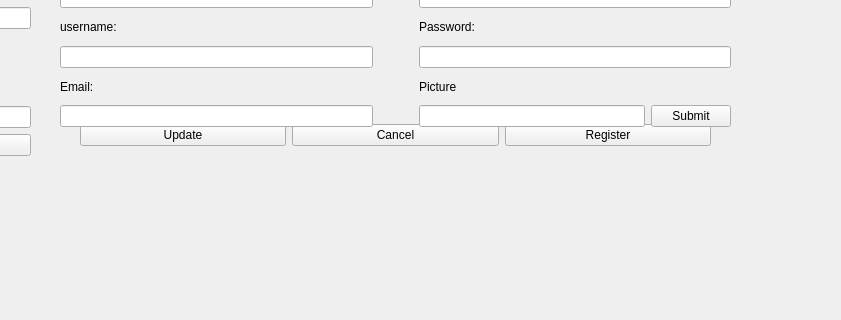
Qt form chat_client_interface/chat_application.ui (Oluwasku/ASE_Chat_Application) before a commit; both pictures show x 280 to 1121 and y 95 to 415 of the 1121 by 819 pixel window.
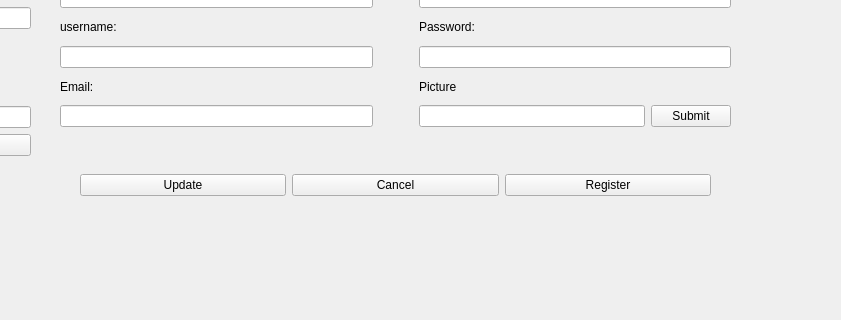
The same form after that commit.

```diff
--- a/chat_client_interface/chat_application.ui
+++ b/chat_client_interface/chat_application.ui
@@ -18,7 +18,7 @@
     <property name="geometry">
      <rect>
       <x>360</x>
-      <y>210</y>
+      <y>260</y>
       <width>631</width>
       <height>41</height>
      </rect>
```
